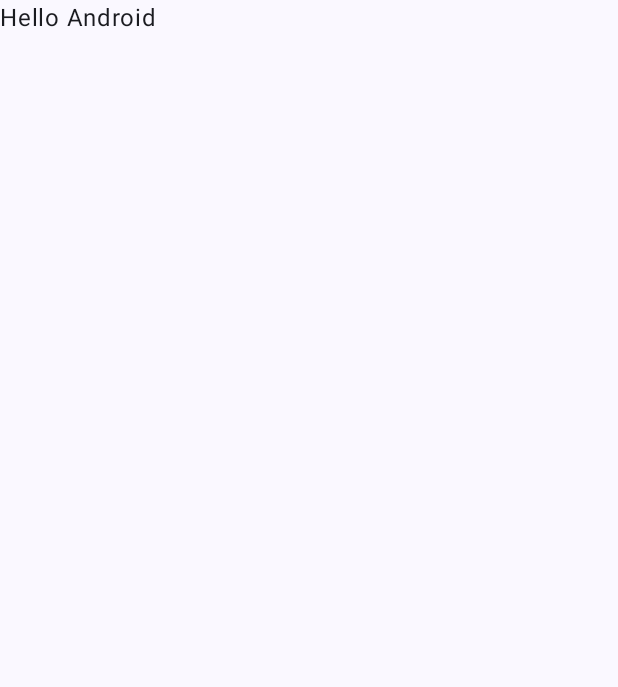
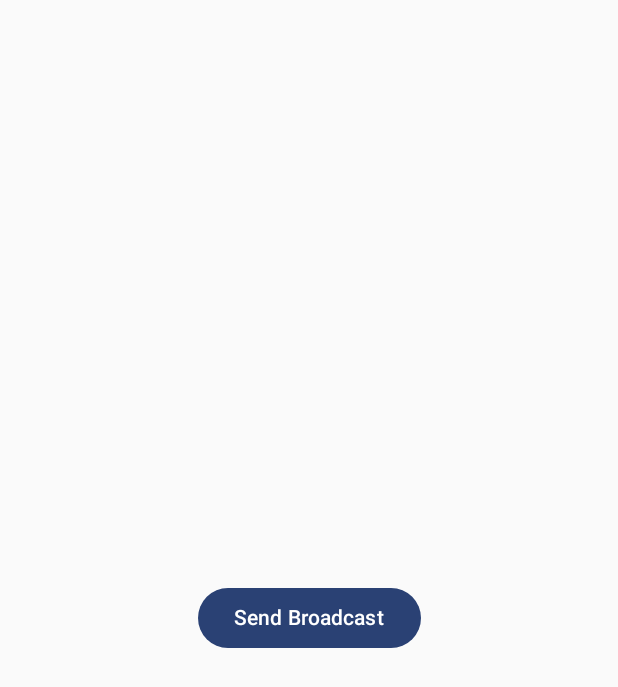
Before and after one commit to blueBye/AndroidProgrammingClass, an Android app built with Jetpack Compose: the screen it shows after launch (MainActivity), on a phone screen of 412 x 824 dp. Before the commit the part shown is almost empty. Shown: the top 687 px of the screen. Run offline under Robolectric (Android 15) with nearby library versions, the phone set to English and light mode, and no system bars.

Commit message:
basic broadcast code

```diff
--- /dev/null
+++ b/app/src/main/java/info/navidlabs/androidprogrammingclass/CustomBCR.kt
@@ -0,0 +1,14 @@
+package info.navidlabs.androidprogrammingclass
+
+import android.content.BroadcastReceiver
+import android.content.Context
+import android.content.Intent
+import android.util.Log
+
+class CustomBCR: BroadcastReceiver() {
+    override fun onReceive(context: Context?, intent: Intent?) {
+        if (intent?.action == "TEST_ACTION") {
+            Log.i("Broadcast Custom Action", "custom broadcast receiver")
+        }
+    }
+}
--- a/app/src/main/java/info/navidlabs/androidprogrammingclass/MainActivity.kt
+++ b/app/src/main/java/info/navidlabs/androidprogrammingclass/MainActivity.kt
@@ -1,30 +1,61 @@
 package info.navidlabs.androidprogrammingclass
 
+import android.content.Intent
+import android.content.IntentFilter
 import android.os.Bundle
 import androidx.activity.ComponentActivity
 import androidx.activity.compose.setContent
+import androidx.compose.foundation.layout.Arrangement
+import androidx.compose.foundation.layout.Column
 import androidx.compose.foundation.layout.fillMaxSize
+import androidx.compose.material3.Button
 import androidx.compose.material3.MaterialTheme
 import androidx.compose.material3.Surface
 import androidx.compose.material3.Text
-import androidx.compose.runtime.Composable
+import androidx.compose.ui.Alignment
 import androidx.compose.ui.Modifier
-import androidx.compose.ui.tooling.preview.Preview
+import androidx.core.content.ContextCompat
 import info.navidlabs.androidprogrammingclass.ui.theme.AndroidProgrammingClassTheme
 
 class MainActivity : ComponentActivity() {
+    private val airPlaneModeReceiver = AirPlaneModeBCR()
+    private val customBCR = CustomBCR()
+
     override fun onCreate(savedInstanceState: Bundle?) {
         super.onCreate(savedInstanceState)
+
+        registerReceiver(
+            airPlaneModeReceiver,
+            IntentFilter(Intent.ACTION_AIRPLANE_MODE_CHANGED)
+        )
+
+        ContextCompat.registerReceiver(
+            this,
+            customBCR,
+            IntentFilter("TEST_ACTION"),
+            ContextCompat.RECEIVER_NOT_EXPORTED
+        )
+
         setContent {
             AndroidProgrammingClassTheme {
-                // A surface container using the 'background' color from the theme
-                Surface(
+                Column(
                     modifier = Modifier.fillMaxSize(),
-                    color = MaterialTheme.colorScheme.background
+                    verticalArrangement = Arrangement.Center,
+                    horizontalAlignment = Alignment.CenterHorizontally,
                 ) {
-                    Text(text = "Hello Android")
+                    Button(onClick = { sendBroadcast(
+                        Intent("TEST_ACTION")
+                    ) }) {
+                        Text(text = "Send Broadcast")
+                    }
                 }
             }
         }
     }
+
+    override fun onDestroy() {
+        super.onDestroy()
+        unregisterReceiver(airPlaneModeReceiver)
+        unregisterReceiver(customBCR)
+    }
 }
--- /dev/null
+++ b/app/src/main/java/info/navidlabs/androidprogrammingclass/airPlaneModeBCR.kt
@@ -0,0 +1,20 @@
+package info.navidlabs.androidprogrammingclass
+
+import android.content.BroadcastReceiver
+import android.content.Context
+import android.content.Intent
+import android.provider.Settings
+import android.util.Log
+
+class AirPlaneModeBCR: BroadcastReceiver() {
+    override fun onReceive(context: Context?, intent: Intent?) {
+        if (intent?.action == Intent.ACTION_AIRPLANE_MODE_CHANGED) {
+            var airPlaneModeOn = Settings.Global.getInt(
+                context?.contentResolver,
+                Settings.Global.AIRPLANE_MODE_ON,
+            ) != 0
+
+            Log.i("Broadcast Airplane Mode", "airplane mode is active: $airPlaneModeOn")
+        }
+    }
+}
```
